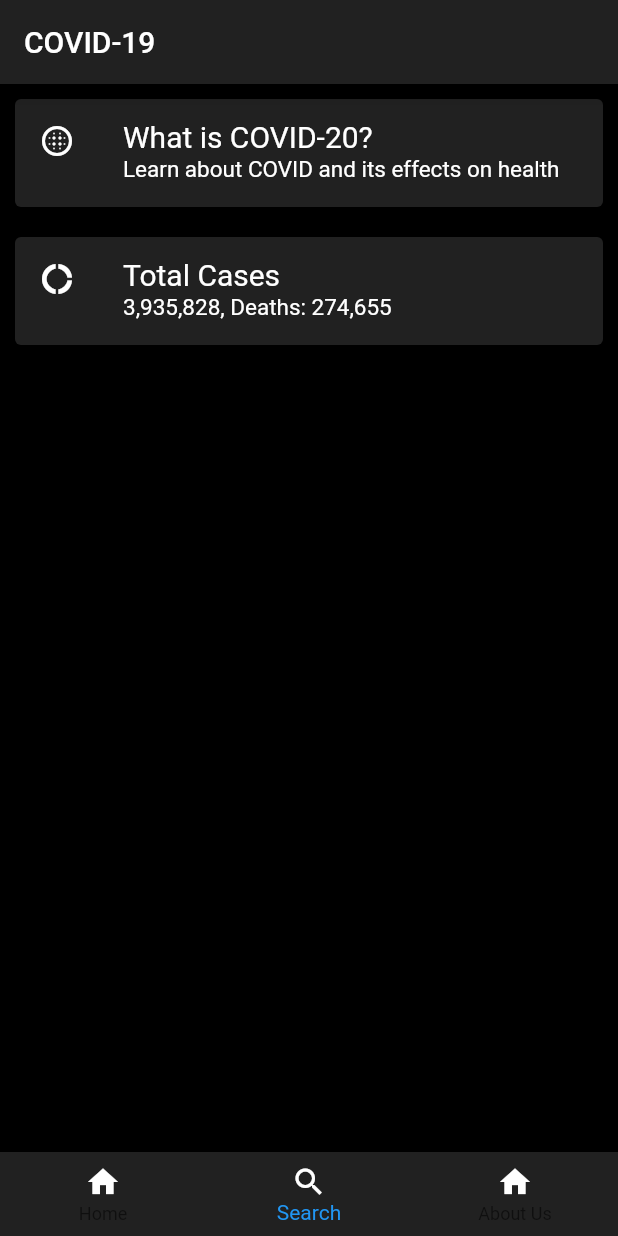
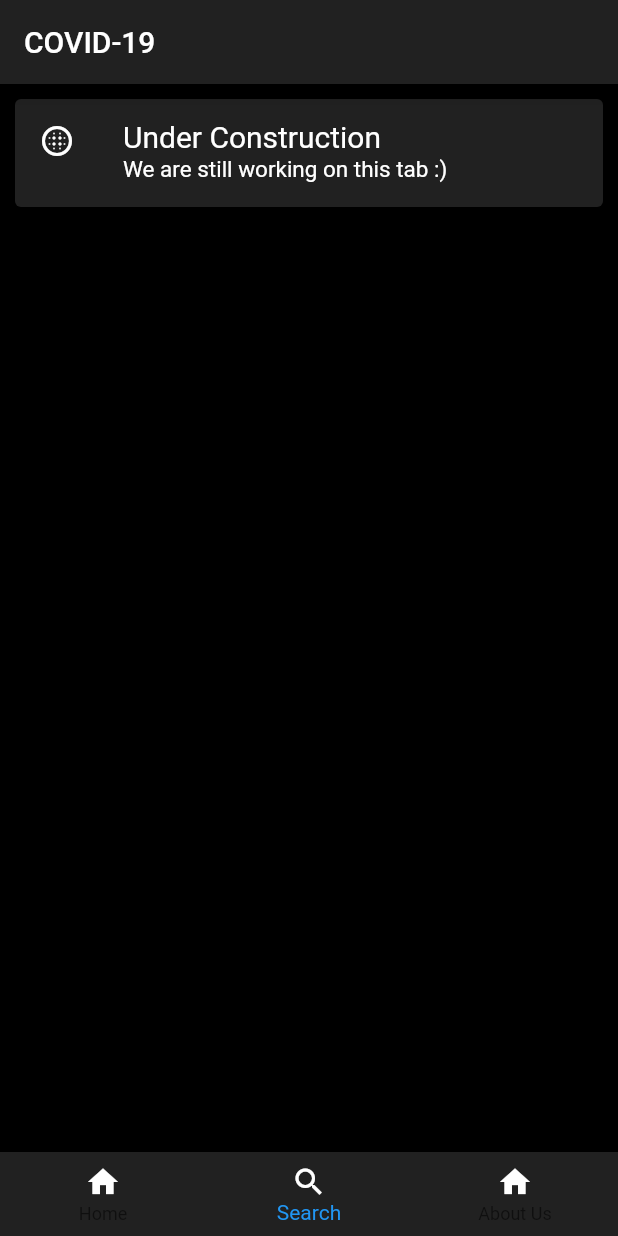
Before and after one commit to ameysunu/covid-19, a Flutter app: the screen it shows after launch, item 2 of the bottom bar chosen, on a phone screen of 412 x 824 dp. Run offline on Flutter 3.47's test engine with Material 2 defaults, Android fonts, the phone set to English and light mode, and no system bars.

Commit message:
third commit

```diff
--- a/lib/news.dart
+++ b/lib/news.dart
@@ -1,6 +1,8 @@
 import 'package:flutter/material.dart';
-
+import 'package:url_launcher/url_launcher.dart';
 class News extends StatelessWidget {
+  final int number = 911;
+   void call(int number) => launch("tel:$number");
   @override
   Widget build(BuildContext context) {
     return MaterialApp(
@@ -11,18 +13,26 @@ class News extends StatelessWidget {
             child: Column(
 
               children: <Widget>[
-                 Card(                 //Card1
+                 InkWell(
+                    child: Card(            //Card1
                     color:Colors.grey[900],
                     margin: EdgeInsets.symmetric(vertical: 10.0, horizontal:10.0),
                     child:ListTile(
                       leading: Icon(Icons.blur_circular ,
                        color: Colors.white,
                        ),
-                     title:  Text('What is COVID-19?',
+
+                        title: Text('What is COVID-19?',
                          style: TextStyle(color: Colors.white,
                          fontSize: 20.0,
                          ),
                          ),
+                         onTap: ()async{
+                           if (await canLaunch("https://www.who.int/emergencies/diseases/novel-coronavirus-2019/")) {
+                          await launch("https://www.who.int/emergencies/diseases/novel-coronavirus-2019/");
+                           }
+                         },
+
                        subtitle: Text('Learn about COVID and its effects on health',
                        style: TextStyle(color: Colors.white,
                        fontSize: 15.0,
@@ -30,11 +40,13 @@ class News extends StatelessWidget {
                        ),
                     )
                     ),
-                   Card(                      //Card2
+                 ),
+                  InkWell(
+                  child: Card(                      //Card2
                   color:Colors.grey[900],
                   margin: EdgeInsets.symmetric(vertical: 10.0, horizontal:10.0),
                   child:ListTile(
-                    leading: Icon(Icons.donut_large ,
+                      leading: Icon(Icons.priority_high ,
 
                        color: Colors.white,
                        ),
@@ -43,12 +55,42 @@ class News extends StatelessWidget {
                        fontSize: 20.0,
                        ),
                        ),
-                     subtitle: Text('3,935,828, Deaths: 274,655',
+                        onTap: ()async{
+                           if (await canLaunch("https://www.bing.com/covid")) {
+                          await launch("https://www.bing.com/covid");
+                           }
+                         },
+                       subtitle: Text('Overall cases, deaths and survivors',
                        style: TextStyle(color: Colors.white,
                        fontSize: 15.0,
                        ),
                        ),
                   )
+                  ),
+                   ),
+                  InkWell(
+                  child: Card(                      //Card3
+                  color:Colors.grey[900],
+                  margin: EdgeInsets.symmetric(vertical: 10.0, horizontal:10.0),
+                  child:ListTile(
+                      leading: Icon(Icons.phone_iphone ,
+                       color: Colors.white,
+                       ),
+                       title:  Text('Emergency Centers',
+                       style: TextStyle(color: Colors.white,
+                       fontSize: 20.0,
+                       ),
+                       ),
+                        onTap: ()async{
+                          call(number);
+                         },
+                       subtitle: Text('Call emergency helpline',
+                       style: TextStyle(color: Colors.white,
+                       fontSize: 15.0,
+                       ),
+                       ),
+                  )
+                  ),
                    ),
               ]
               ),
--- a/lib/search.dart
+++ b/lib/search.dart
@@ -18,38 +18,19 @@ class Search extends StatelessWidget {
                     leading: Icon(Icons.blur_circular ,
                      color: Colors.white,
                      ),
-                     title:  Text('What is COVID-20?',
+                     title:  Text('Under Construction',
                      style: TextStyle(color: Colors.white,
                      fontSize: 20.0,
                      ),
                      ),
-                     subtitle: Text('Learn about COVID and its effects on health',
+                     subtitle: Text('We are still working on this tab :)',
                      style: TextStyle(color: Colors.white,
                      fontSize: 15.0,
                      ),
                      ),
                   )
                   ),
-                   Card(                      //Card2
-                  color:Colors.grey[900],
-                  margin: EdgeInsets.symmetric(vertical: 10.0, horizontal:10.0),
-                  child:ListTile(
-                    leading: Icon(Icons.donut_large ,
 
-                     color: Colors.white,
-                     ),
-                     title:  Text('Total Cases',
-                     style: TextStyle(color: Colors.white,
-                     fontSize: 20.0,
-                     ),
-                     ),
-                     subtitle: Text('3,935,828, Deaths: 274,655',
-                     style: TextStyle(color: Colors.white,
-                     fontSize: 15.0,
-                     ),
-                     ),
-                  )
-                  ),
               ]
               ),
         ),
--- a/pubspec.yaml
+++ b/pubspec.yaml
@@ -27,6 +27,7 @@ dependencies:
 dev_dependencies:
   flutter_test:
     sdk: flutter
+  url_launcher: ^3.0.3
 
 
 # For information on the generic Dart part of this file, see the
@@ -65,6 +66,10 @@ flutter:
       fonts:
         - asset: fonts/SourceSansPro-Regular.ttf
 
+    - family: SF Collegiate
+      fonts:
+        - asset: fonts/CollegiateBlackFLF.ttf
+
   #
   # For details regarding fonts from package dependencies,
   # see https://flutter.dev/custom-fonts/#from-packages
```
Also changed, not shown: lib/about_us.dart (+4 -3 lines), fonts/CollegiateBlackFLF.ttf (added), pubspec.lock. Lines whose indentation alone changed are shown as unchanged.
